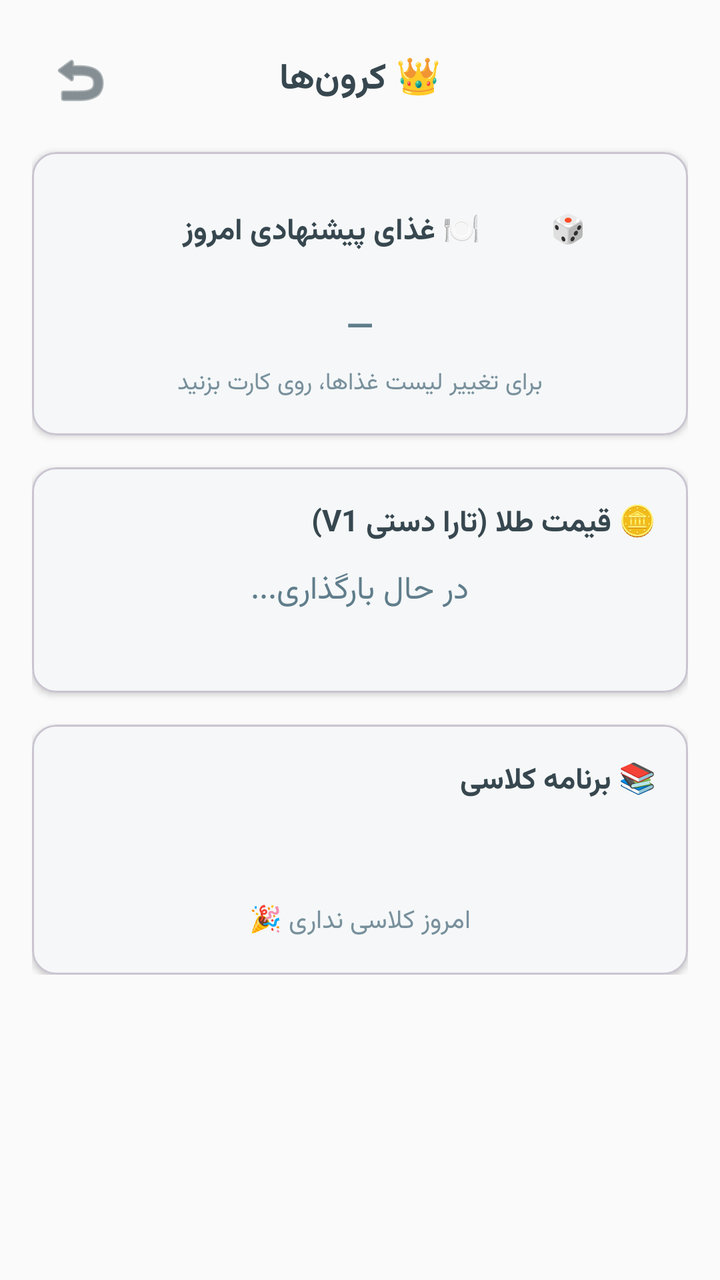
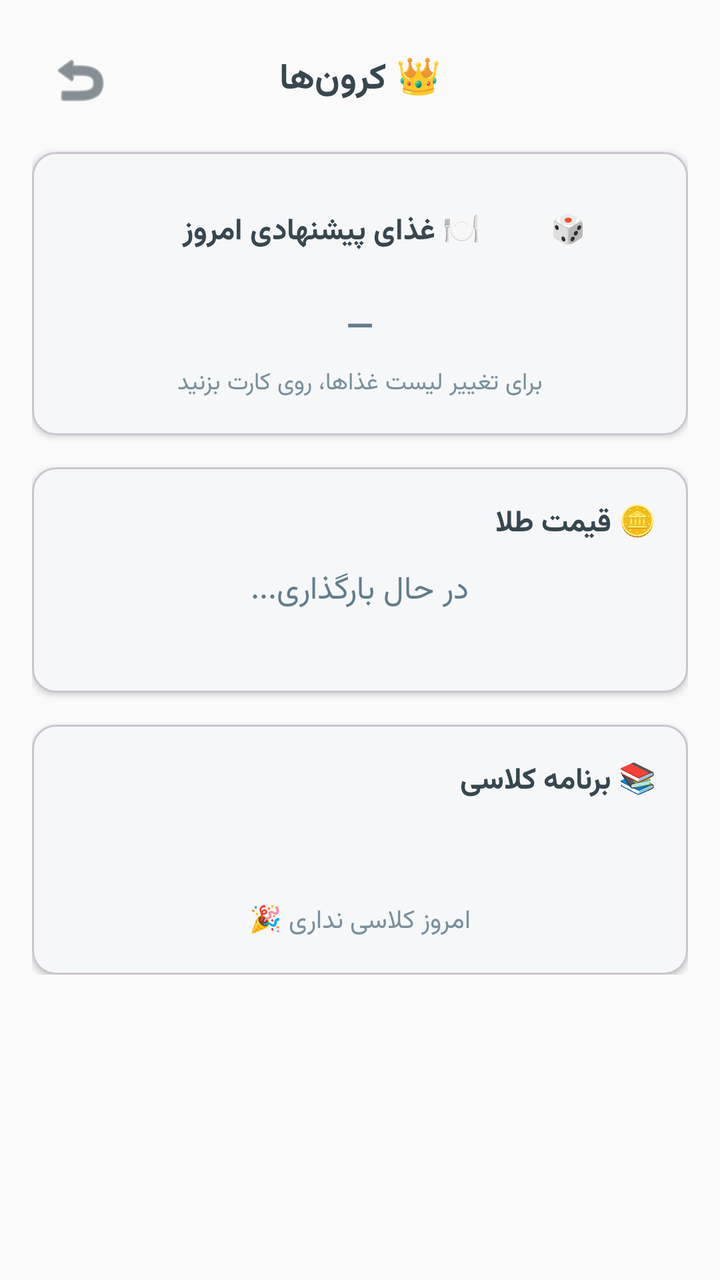

Two renders of the same Android screen: before a commit and after it. Below are the layout's source before the change and the commit's diff.
<!-- AndroidManifest.xml: application theme Theme.PillTracker -->
<!-- res/layout/activity_crowns.xml -->
<?xml version="1.0" encoding="utf-8"?>
<ScrollView xmlns:android="http://schemas.android.com/apk/res/android"
    android:layout_width="match_parent"
    android:layout_height="match_parent"
    android:background="@color/background">

    <LinearLayout
        android:layout_width="match_parent"
        android:layout_height="wrap_content"
        android:orientation="vertical"
        android:padding="16dp">

        
        <LinearLayout
            android:layout_width="match_parent"
            android:layout_height="wrap_content"
            android:gravity="center_vertical"
            android:orientation="horizontal"
            android:paddingBottom="12dp">

            <ImageButton
                android:id="@+id/backBtn"
                android:layout_width="48dp"
                android:layout_height="48dp"
                android:background="?attr/selectableItemBackgroundBorderless"
                android:contentDescription="بازگشت"
                android:src="@android:drawable/ic_menu_revert"
                android:tint="@color/on_surface" />

            <TextView
                android:layout_width="0dp"
                android:layout_height="wrap_content"
                android:layout_weight="1"
                android:gravity="center"
                android:text="👑 کرون‌ها"
                android:textColor="@color/on_surface"
                android:textSize="18sp"
                android:textStyle="bold" />

            <View
                android:layout_width="48dp"
                android:layout_height="48dp" />
        </LinearLayout>

        
        <com.google.android.material.card.MaterialCardView
            android:id="@+id/foodCard"
            android:layout_width="match_parent"
            android:layout_height="wrap_content"
            android:layout_marginBottom="16dp"
            android:clickable="true"
            android:focusable="true"
            app:cardCornerRadius="12dp"
            app:cardElevation="2dp"
            xmlns:app="http://schemas.android.com/apk/res-auto">

            <LinearLayout
                android:layout_width="match_parent"
                android:layout_height="wrap_content"
                android:orientation="vertical"
                android:padding="16dp">

                <LinearLayout
                    android:layout_width="match_parent"
                    android:layout_height="wrap_content"
                    android:gravity="center_vertical"
                    android:orientation="horizontal">

                    <TextView
                        android:layout_width="0dp"
                        android:layout_height="wrap_content"
                        android:layout_weight="1"
                        android:text="🍽 غذای پیشنهادی امروز"
                        android:textColor="@color/on_surface"
                        android:textSize="15sp"
                        android:textStyle="bold" />

                    <Button
                        android:id="@+id/refreshFoodBtn"
                        style="@style/Widget.Material3.Button.TonalButton"
                        android:layout_width="wrap_content"
                        android:layout_height="wrap_content"
                        android:text="🎲"
                        android:textSize="14sp" />
                </LinearLayout>

                <TextView
                    android:id="@+id/foodSuggestionText"
                    android:layout_width="match_parent"
                    android:layout_height="wrap_content"
                    android:layout_marginTop="8dp"
                    android:gravity="center"
                    android:text="—"
                    android:textColor="@color/primary_variant"
                    android:textSize="18sp"
                    android:textStyle="bold" />

                <TextView
                    android:layout_width="match_parent"
                    android:layout_height="wrap_content"
                    android:layout_marginTop="4dp"
                    android:gravity="center"
                    android:text="برای تغییر لیست غذاها، روی کارت بزنید"
                    android:textColor="@color/text_secondary"
                    android:textSize="12sp" />
            </LinearLayout>
        </com.google.android.material.card.MaterialCardView>

        
        <com.google.android.material.card.MaterialCardView
            android:id="@+id/goldCard"
            android:layout_width="match_parent"
            android:layout_height="wrap_content"
            android:layout_marginBottom="16dp"
            app:cardCornerRadius="12dp"
            app:cardElevation="2dp"
            xmlns:app="http://schemas.android.com/apk/res-auto">

            <LinearLayout
                android:layout_width="match_parent"
                android:layout_height="wrap_content"
                android:orientation="vertical"
                android:padding="16dp">

                <LinearLayout
                    android:layout_width="match_parent"
                    android:layout_height="wrap_content"
                    android:gravity="center_vertical"
                    android:orientation="horizontal">

                    <TextView
                        android:layout_width="0dp"
                        android:layout_height="wrap_content"
                        android:layout_weight="1"
                        android:text="🪙 قیمت طلا (تارا دستی V1)"
                        android:textColor="@color/on_surface"
                        android:textSize="15sp"
                        android:textStyle="bold" />

                    <ProgressBar
                        android:id="@+id/goldProgress"
                        android:layout_width="20dp"
                        android:layout_height="20dp"
                        android:indeterminate="true"
                        android:visibility="gone" />
                </LinearLayout>

                <TextView
                    android:id="@+id/goldPriceText"
                    android:layout_width="match_parent"
                    android:layout_height="wrap_content"
                    android:layout_marginTop="8dp"
                    android:gravity="center"
                    android:text="در حال بارگذاری..."
                    android:textColor="@color/primary_variant"
                    android:textSize="16sp" />

                <TextView
                    android:id="@+id/goldUpdateTime"
                    android:layout_width="match_parent"
                    android:layout_height="wrap_content"
                    android:layout_marginTop="4dp"
                    android:gravity="center"
                    android:text=""
                    android:textColor="@color/text_secondary"
                    android:textSize="11sp" />
            </LinearLayout>
        </com.google.android.material.card.MaterialCardView>

        
        <com.google.android.material.card.MaterialCardView
            android:layout_width="match_parent"
            android:layout_height="wrap_content"
            app:cardCornerRadius="12dp"
            app:cardElevation="2dp"
            xmlns:app="http://schemas.android.com/apk/res-auto">

            <LinearLayout
                android:layout_width="match_parent"
                android:layout_height="wrap_content"
                android:orientation="vertical"
                android:padding="16dp">

                <TextView
                    android:layout_width="match_parent"
                    android:layout_height="wrap_content"
                    android:layout_marginBottom="8dp"
                    android:text="📚 برنامه کلاسی"
                    android:textColor="@color/on_surface"
                    android:textSize="15sp"
                    android:textStyle="bold" />

                <TextView
                    android:id="@+id/scheduleTodayLabel"
                    android:layout_width="match_parent"
                    android:layout_height="wrap_content"
                    android:layout_marginBottom="8dp"
                    android:text=""
                    android:textColor="@color/primary_variant"
                    android:textSize="14sp"
                    android:textStyle="bold" />

                <LinearLayout
                    android:id="@+id/scheduleListContainer"
                    android:layout_width="match_parent"
                    android:layout_height="wrap_content"
                    android:orientation="vertical" />

                <TextView
                    android:id="@+id/scheduleEmptyText"
                    android:layout_width="match_parent"
                    android:layout_height="wrap_content"
                    android:layout_marginTop="8dp"
                    android:gravity="center"
                    android:text="امروز کلاسی نداری 🎉"
                    android:textColor="@color/text_secondary"
                    android:textSize="13sp" />
            </LinearLayout>
        </com.google.android.material.card.MaterialCardView>

    </LinearLayout>
</ScrollView>
<!-- resources referenced by this layout -->
<resources>
  <color name="background">#FFFAFAFA</color>
  <color name="on_surface">#FF37474F</color>
  <color name="primary_variant">#FF607D8B</color>
  <color name="text_secondary">#FF78909C</color>
  <style name="Theme.PillTracker" parent="Theme.Material3.DayNight.NoActionBar">
          <item name="colorPrimary">@color/primary</item>
          <item name="colorOnPrimary">@color/on_primary</item>
          <item name="colorSecondary">@color/secondary</item>
          <item name="colorSurface">@color/surface</item>
          <item name="colorOnSurface">@color/on_surface</item>
          <item name="android:fontFamily">@font/vazirmatn</item>
          <item name="fontFamily">@font/vazirmatn</item>
          <item name="android:statusBarColor">@color/background</item>
          <item name="android:windowBackground">@color/background</item>
      </style>
  <color name="primary">#FF78909C</color>
  <color name="on_primary">#FFFFFFFF</color>
  <color name="secondary">#FF90A4AE</color>
  <color name="surface">#FFFFFFFF</color>
</resources>

<!-- the commit's change to res/layout/activity_crowns.xml (unified diff, before → after) -->
@@ -132,7 +132,7 @@
                         android:layout_width="0dp"
                         android:layout_height="wrap_content"
                         android:layout_weight="1"
-                        android:text="🪙 قیمت طلا (تارا دستی V1)"
+                        android:text="🪙 قیمت طلا"
                         android:textColor="@color/on_surface"
                         android:textSize="15sp"
                         android:textStyle="bold" />
